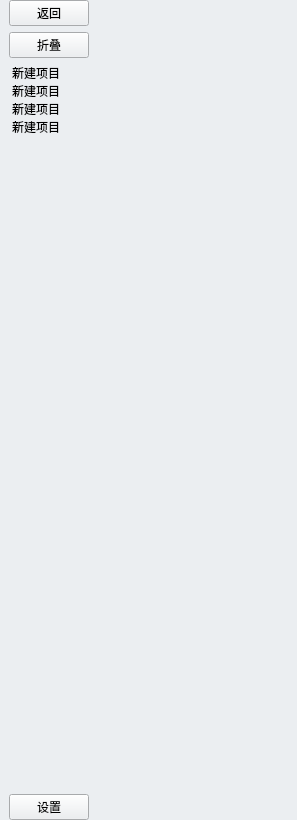
Before: the Qt Designer form app/ui/components/sidebar/sidebar_ui.ui in LC044/EasyBox, drawn with Qt 5.
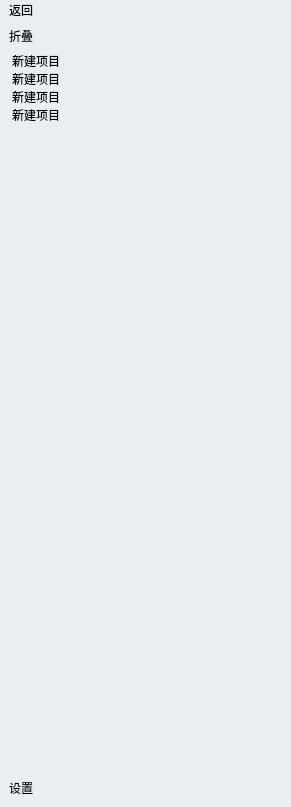
After: the same form once the commit is applied.

```diff
--- a/app/ui/components/sidebar/sidebar_ui.ui
+++ b/app/ui/components/sidebar/sidebar_ui.ui
@@ -6,8 +6,8 @@
    <rect>
     <x>0</x>
     <y>0</y>
-    <width>297</width>
-    <height>820</height>
+    <width>291</width>
+    <height>807</height>
    </rect>
   </property>
   <property name="windowTitle">
@@ -19,7 +19,11 @@
   <property name="styleSheet">
    <string notr="true">QWidget{
        background: rgb(235,238,241);
+	border:none;
  }
+QFrame{
+	border-right: 1px solid  rgb(227,228,222);
+}
 QListWidget {
 margin-left:0px;
     border:none;
@@ -43,10 +47,10 @@
     <number>0</number>
    </property>
    <property name="rightMargin">
-    <number>0</number>
+    <number>2</number>
    </property>
    <property name="bottomMargin">
-    <number>0</number>
+    <number>9</number>
    </property>
    <item>
     <layout class="QHBoxLayout" name="horizontalLayout">
```
